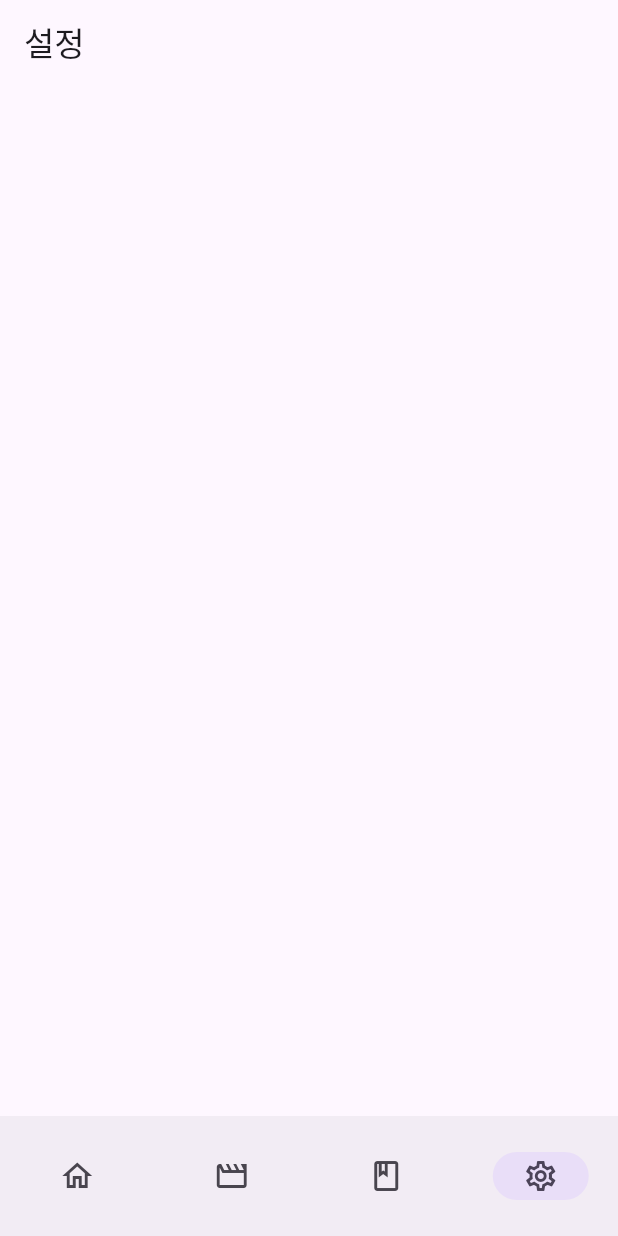
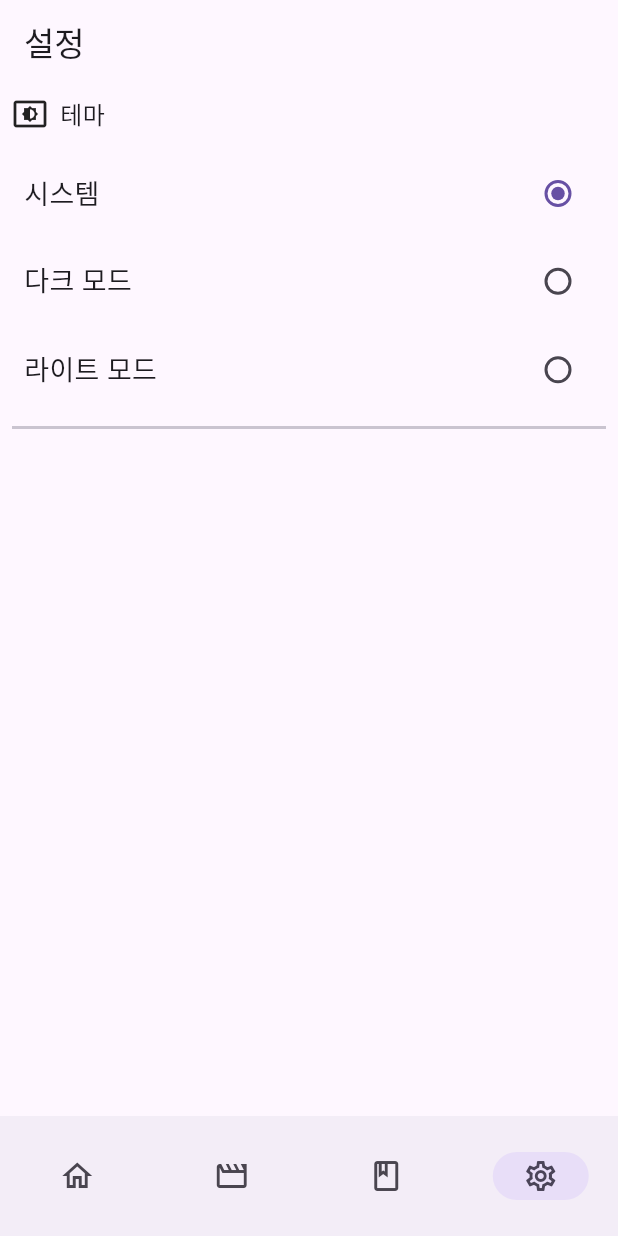
Before and after one commit to bonjin-million/momentry, a Flutter app: the screen it shows after launch, item 4 of the bottom bar chosen, on a phone screen of 412 x 824 dp. Run offline on Flutter 3.47's test engine with Material 2 defaults, Android fonts, the phone set to English and light mode, and no system bars; our stand-ins replace firebase_core, firebase_crashlytics, flutter_riverpod, logger, riverpod, shared_preferences and 1 more; accounts and stored records are empty; network calls fail; project files that could hold a hidden picture were left out.

Commit message:
Add ThemeProvider, SharedPreferences

```diff
--- a/lib/main.dart
+++ b/lib/main.dart
@@ -6,6 +6,7 @@ import 'package:flutter/material.dart';
 import 'package:flutter_riverpod/flutter_riverpod.dart';
 import 'package:momentry/config/firebase/firebase_options.dart';
 import 'package:momentry/providers/observer/provider_logger.dart';
+import 'package:momentry/providers/theme_provider.dart';
 import 'package:momentry/screens/home_screen.dart';
 
 void main() async {
@@ -34,16 +35,20 @@ void main() async {
   });
 }
 
-class MyApp extends StatelessWidget {
+class MyApp extends ConsumerWidget {
   const MyApp({super.key});
 
-  // This widget is the root of your application.
   @override
-  Widget build(BuildContext context) {
+  Widget build(BuildContext context, WidgetRef ref) {
+    final themeMode = ref.watch(themeProvider);
+
     return MaterialApp(
-      title: '모멘터리',
+      title: 'Momentry',
+      themeMode: themeMode,
       theme: ThemeData(
-        colorScheme: ColorScheme.fromSeed(seedColor: Colors.deepPurple),
+        useMaterial3: true,
+      ),
+      darkTheme: ThemeData(
         useMaterial3: true,
       ),
       home: const HomeScreen(),
--- /dev/null
+++ b/lib/providers/theme_provider.dart
@@ -0,0 +1,34 @@
+import 'package:flutter/material.dart';
+import 'package:flutter/scheduler.dart';
+import 'package:flutter_riverpod/flutter_riverpod.dart';
+import 'package:collection/collection.dart';
+import 'package:shared_preferences/shared_preferences.dart';
+
+final themeProvider = StateNotifierProvider<ThemeStateNotifier, ThemeMode>((ref) {
+  return ThemeStateNotifier();
+});
+
+class ThemeStateNotifier extends StateNotifier<ThemeMode> {
+  ThemeStateNotifier() : super(ThemeMode.system) {
+    init();
+  }
+
+  void init() async {
+    final pref = await SharedPreferences.getInstance();
+    final name = pref.getString('themeMode');
+    final mode = ThemeMode.values.firstWhereOrNull((e) => e.name == name);
+    setMode(mode ?? ThemeMode.system);
+  }
+
+  bool get isDarkMode => state == ThemeMode.dark || state == ThemeMode.system && SchedulerBinding.instance.window.platformBrightness == Brightness.dark;
+
+  void setMode(ThemeMode? mode) async {
+    if(mode == null) {
+      state = ThemeMode.system;
+      return;
+    }
+    state = mode;
+    final pref = await SharedPreferences.getInstance();
+    await pref.setString('themeMode', mode.name);
+  }
+}
--- /dev/null
+++ b/lib/screens/setting/components/setting_body.dart
@@ -0,0 +1,71 @@
+import 'package:flutter/material.dart';
+import 'package:flutter_riverpod/flutter_riverpod.dart';
+import 'package:momentry/providers/theme_provider.dart';
+import 'package:momentry/screens/setting/components/setting_group.dart';
+
+class SettingBody extends ConsumerStatefulWidget {
+  const SettingBody({Key? key}) : super(key: key);
+
+  @override
+  ConsumerState<SettingBody> createState() => _SettingBodyState();
+}
+
+class _SettingBodyState extends ConsumerState<SettingBody> {
+  @override
+  Widget build(BuildContext context) {
+    return SingleChildScrollView(
+      padding: const EdgeInsets.all(8),
+      child: Column(
+        children: [
+          SettingGroup(title: '테마', icon: Icons.settings_display, children: [
+            SettingItem(
+              title: '시스템',
+              onPressed: () {
+                ref.read(themeProvider.notifier).setMode(ThemeMode.system);
+              },
+              trailing: SizedBox(
+                height: 20,
+                child: Radio<ThemeMode>(
+                  value: ThemeMode.system,
+                  groupValue: ref.watch(themeProvider),
+                  onChanged: ref.read(themeProvider.notifier).setMode,
+                  activeColor: Theme.of(context).primaryColor,
+                ),
+              ),
+            ),
+            SettingItem(
+              title: '다크 모드',
+              onPressed: () {
+                ref.read(themeProvider.notifier).setMode(ThemeMode.dark);
+              },
+              trailing: SizedBox(
+                height: 20,
+                child: Radio<ThemeMode>(
+                  value: ThemeMode.dark,
+                  groupValue: ref.watch(themeProvider),
+                  onChanged: ref.read(themeProvider.notifier).setMode,
+                  activeColor: Theme.of(context).primaryColor,
+                ),
+              ),
+            ),
+            SettingItem(
+              title: '라이트 모드',
+              onPressed: () {
+                ref.read(themeProvider.notifier).setMode(ThemeMode.light);
+              },
+              trailing: SizedBox(
+                height: 20,
+                child: Radio<ThemeMode>(
+                  value: ThemeMode.light,
+                  groupValue: ref.watch(themeProvider),
+                  onChanged: ref.read(themeProvider.notifier).setMode,
+                  activeColor: Theme.of(context).primaryColor,
+                ),
+              ),
+            ),
+          ])
+        ],
+      ),
+    );
+  }
+}
--- /dev/null
+++ b/lib/screens/setting/components/setting_group.dart
@@ -0,0 +1,86 @@
+import 'package:flutter/material.dart';
+
+class SettingGroup extends StatelessWidget {
+  final String title;
+  final IconData icon;
+  final List<Widget> children;
+
+  const SettingGroup({
+    Key? key,
+    required this.title,
+    required this.icon,
+    required this.children,
+  }) : super(key: key);
+
+  @override
+  Widget build(BuildContext context) {
+    return Column(
+      crossAxisAlignment: CrossAxisAlignment.start,
+      children: [
+        Row(
+          children: [
+            Icon(
+              icon,
+              size: 24,
+            ),
+            const SizedBox(width: 8),
+            Text(
+              title,
+              style: const TextStyle(
+                fontWeight: FontWeight.w500,
+                fontSize: 16.0,
+              ),
+            ),
+          ],
+        ),
+        Padding(
+          padding: const EdgeInsets.only(top: 12.0, bottom: 8),
+          child: Column(
+            children: children,
+          ),
+        ),
+        const Divider(
+          thickness: 2,
+          height: 2,
+        ),
+      ],
+    );
+  }
+}
+
+class SettingItem extends StatelessWidget {
+  final String title;
+  final VoidCallback onPressed;
+  final Widget? trailing;
+
+  const SettingItem({
+    Key? key,
+    required this.title,
+    required this.onPressed,
+    this.trailing,
+  }) : super(key: key);
+
+  @override
+  Widget build(BuildContext context) {
+    return InkWell(
+      onTap: onPressed,
+      child: Container(
+        padding: const EdgeInsets.symmetric(horizontal: 8, vertical: 16),
+        child: Row(
+          crossAxisAlignment: CrossAxisAlignment.center,
+          children: [
+            Expanded(
+              child: Text(
+                title,
+                style: const TextStyle(
+                    fontWeight: FontWeight.w400,
+                    fontSize: 18.0),
+              ),
+            ),
+            trailing ?? Container()
+          ],
+        ),
+      ),
+    );
+  }
+}
--- a/lib/screens/setting/setting_screen.dart
+++ b/lib/screens/setting/setting_screen.dart
@@ -1,4 +1,5 @@
 import 'package:flutter/material.dart';
+import 'package:momentry/screens/setting/components/setting_body.dart';
 
 class SettingScreen extends StatelessWidget {
   const SettingScreen({Key? key}) : super(key: key);
@@ -10,6 +11,7 @@ class SettingScreen extends StatelessWidget {
         centerTitle: false,
         title: const Text('설정'),
       ),
+      body: SettingBody(),
     );
   }
 }
--- a/pubspec.yaml
+++ b/pubspec.yaml
@@ -50,6 +50,7 @@ dependencies:
   flutter_riverpod: ^2.3.6
   logger: ^1.3.0
   sqflite: ^2.2.8+4
+  shared_preferences: ^2.1.1
 
 dev_dependencies:
   flutter_test:
```
Also changed, not shown: pubspec.lock, 1 other file.
